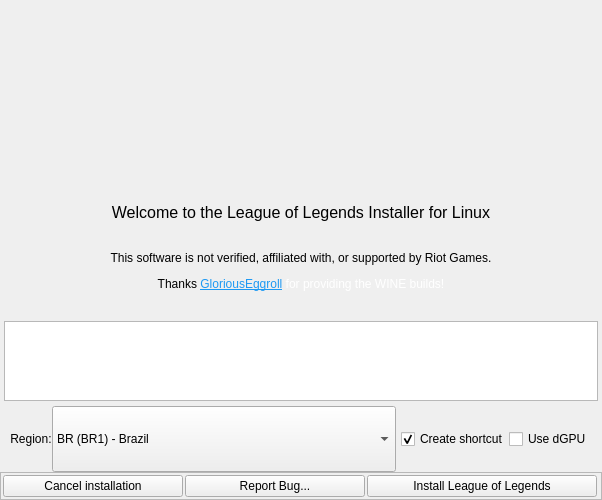
First picture: the form in python_src/ui/installer.ui, repository polkaulfield/lol-for-linux-installer, before the edit.
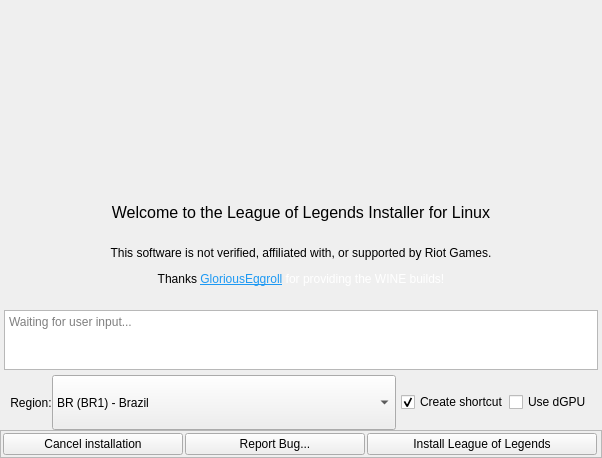
Second picture: the form after the edit. Icons and pictures are not drawn.

What changed in the file:
```diff
--- a/python_src/ui/installer.ui
+++ b/python_src/ui/installer.ui
@@ -10,7 +10,7 @@
     <x>0</x>
     <y>0</y>
     <width>602</width>
-    <height>500</height>
+    <height>458</height>
    </rect>
   </property>
   <property name="sizePolicy">
@@ -268,6 +268,9 @@
            </item>
            <item>
             <widget class="QTextEdit" name="textOutput">
+             <property name="enabled">
+              <bool>true</bool>
+             </property>
              <property name="sizePolicy">
               <sizepolicy hsizetype="Expanding" vsizetype="Expanding">
                <horstretch>0</horstretch>
@@ -277,7 +280,7 @@
              <property name="maximumSize">
               <size>
                <width>98798</width>
-               <height>80</height>
+               <height>60</height>
               </size>
              </property>
              <property name="frameShape">
@@ -289,6 +292,9 @@
              <property name="readOnly">
               <bool>true</bool>
              </property>
+             <property name="placeholderText">
+              <string>Waiting for user input...</string>
+             </property>
             </widget>
            </item>
            <item>
```
